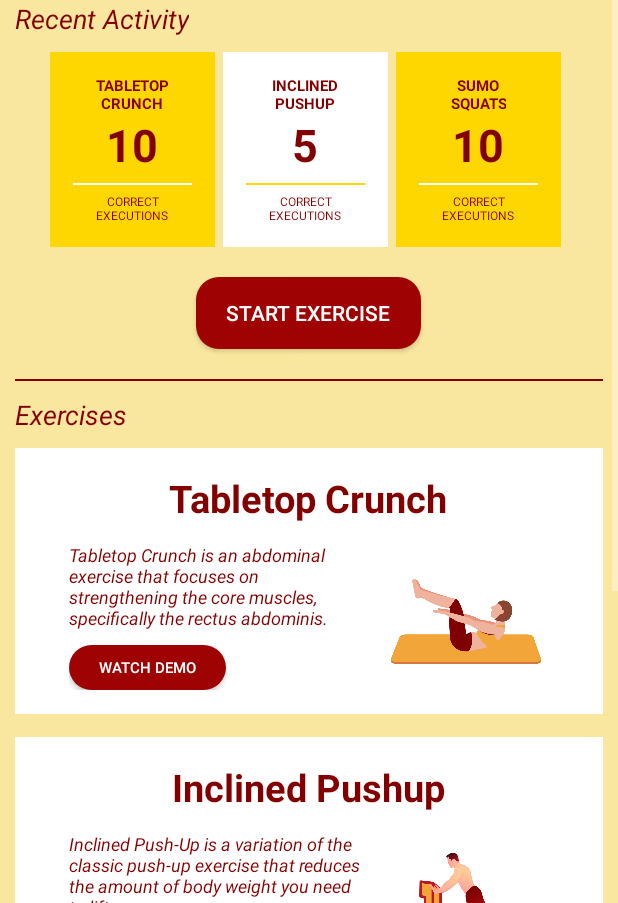
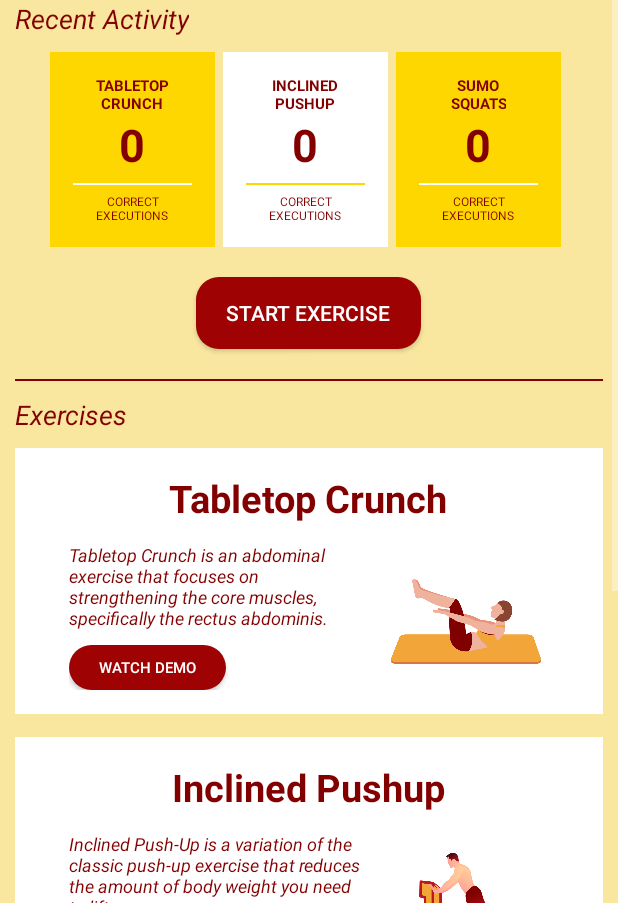
Before and after one commit to elaizafayepepito/CalifitAndroidStudio, an Android app built with Jetpack Compose: the DashboardActivity screen opened directly, with no data from a screen before it, on a phone screen of 412 x 824 dp, the part 333-1236 px from its top. Run offline under Robolectric (Android 15) with nearby library versions, the phone set to English and light mode, and no system bars; our stand-ins replace Firebase (no records; nobody signed in at launch, a user with empty details on screens opened directly).

Commit message:
Add method for fetching exercise data

```diff
--- a/califit/app/src/main/java/com/example/califit/DashboardActivity.java
+++ b/califit/app/src/main/java/com/example/califit/DashboardActivity.java
@@ -25,6 +25,12 @@ public class DashboardActivity extends AppCompatActivity {
     private String accountId;
     private DatabaseReference usersDbRef;
     private DatabaseReference accountsDbRef;
+    private DatabaseReference squatsDbRef;
+    private DatabaseReference crunchesDbRef;
+    private DatabaseReference pushupsDbRef;
+    private TextView squatsTextView;
+    private TextView crunchesTextView;
+    private TextView pushupsTextView;
 
     protected void onCreate(Bundle savedInstanceState) {
         super.onCreate(savedInstanceState);
@@ -39,6 +45,9 @@ public class DashboardActivity extends AppCompatActivity {
 
         usersDbRef = FirebaseDatabase.getInstance("https://califitdb-default-rtdb.asia-southeast1.firebasedatabase.app/").getReference().child("Users");
         accountsDbRef = FirebaseDatabase.getInstance("https://califitdb-default-rtdb.asia-southeast1.firebasedatabase.app/").getReference().child("Accounts");
+        squatsDbRef = FirebaseDatabase.getInstance("https://califitdb-default-rtdb.asia-southeast1.firebasedatabase.app/").getReference().child("Squats");
+        crunchesDbRef = FirebaseDatabase.getInstance("https://califitdb-default-rtdb.asia-southeast1.firebasedatabase.app/").getReference().child("Crunches");
+        pushupsDbRef = FirebaseDatabase.getInstance("https://califitdb-default-rtdb.asia-southeast1.firebasedatabase.app/").getReference().child("Pushups");
 
         if (userId != null) {
             fetchUserDetailsById(userId);
@@ -47,6 +56,14 @@ public class DashboardActivity extends AppCompatActivity {
         } else {
             Toast.makeText(this, "No valid user ID or account ID provided", Toast.LENGTH_SHORT).show();
         }
+
+        squatsTextView = findViewById(R.id.squatProgress);
+        crunchesTextView = findViewById(R.id.crunchProgress);
+        pushupsTextView = findViewById(R.id.pushupProgress);
+
+        fetchExerciseData(squatsDbRef, squatsTextView);
+        fetchExerciseData(crunchesDbRef, crunchesTextView);
+        fetchExerciseData(pushupsDbRef, pushupsTextView);
 
         Button buttonStartJourney = findViewById(R.id.startButton);
 
@@ -219,4 +236,29 @@ public class DashboardActivity extends AppCompatActivity {
         return null;
     }
 
+    private void fetchExerciseData(DatabaseReference exerciseRef, final TextView textView) {
+        exerciseRef.orderByChild("userId").equalTo(userId).limitToLast(1).addListenerForSingleValueEvent(new ValueEventListener() {
+            @Override
+            public void onDataChange(@NonNull DataSnapshot dataSnapshot) {
+                if (dataSnapshot.exists()) {
+                    // Get the latest exercise data
+                    for (DataSnapshot snapshot : dataSnapshot.getChildren()) {
+                        Exercise exercise = snapshot.getValue(Exercise.class);
+                        if (exercise != null) {
+                            // Update the TextView with the latest exercise reps
+                            textView.setText(String.valueOf(exercise.getReps()));
+                        }
+                    }
+                } else {
+                    // If no data exists, set reps to 0
+                    textView.setText("0");
+                }
+            }
+
+            @Override
+            public void onCancelled(@NonNull DatabaseError databaseError) {
+                // Handle onCancelled event
+            }
+        });
+    }
 }
```
